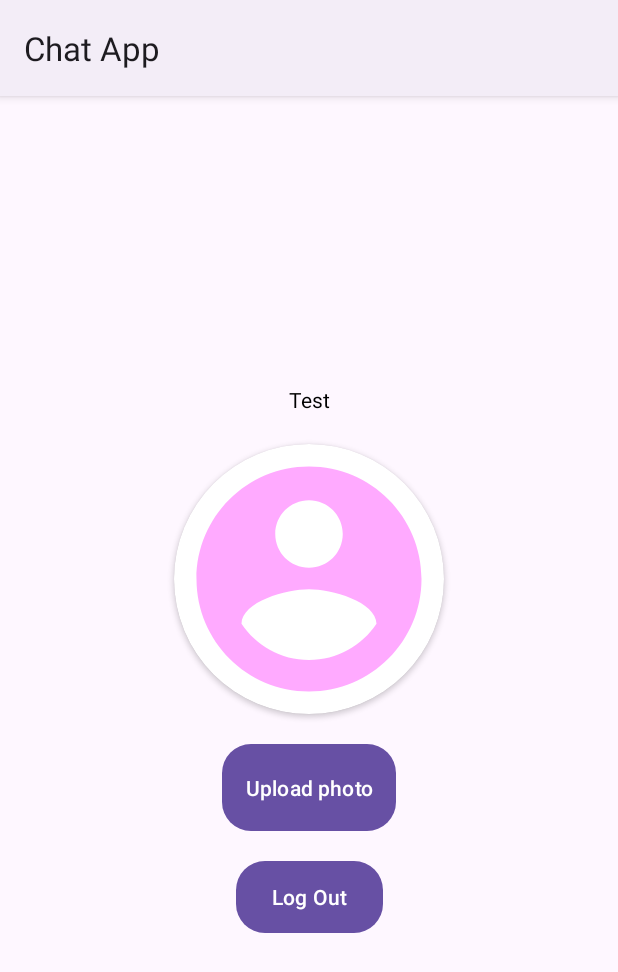
After one commit to AhmedElatreby/Chat_App, an Android app: the Profile screen opened directly, with no data from a screen before it, on a phone screen of 412 x 824 dp. The commit adds this screen. Shown: the top 972 px of the screen. Run offline under Robolectric (Android 15) with nearby library versions, the phone set to English and light mode, and no system bars; our stand-ins replace Firebase (no records; nobody signed in at launch, a user with empty details on screens opened directly).

Commit message:
add Firebase storage, create user profile pic, store pic into storage and sit profile picture url

```diff
--- a/app/build.gradle
+++ b/app/build.gradle
@@ -34,7 +34,9 @@ dependencies {
     implementation 'androidx.appcompat:appcompat:1.6.1'
     implementation 'com.google.android.material:material:1.9.0'
     implementation 'androidx.constraintlayout:constraintlayout:2.1.4'
-    implementation 'com.google.firebase:firebase-auth:22.1.1'
+    implementation 'com.google.firebase:firebase-auth:22.1.2'
+    implementation 'com.google.firebase:firebase-database:20.2.2'
+    implementation 'com.google.firebase:firebase-storage:20.2.1'
     testImplementation 'junit:junit:4.13.2'
     androidTestImplementation 'androidx.test.ext:junit:1.1.5'
     androidTestImplementation 'androidx.test.espresso:espresso-core:3.5.1'
--- /dev/null
+++ b/app/src/main/res/drawable/account_img.xml
@@ -0,0 +1,9 @@
+<vector android:height="24dp"
+    android:viewportHeight="24"
+    android:viewportWidth="24"
+    android:width="24dp"
+    xmlns:android="http://schemas.android.com/apk/res/android">
+
+    <path android:fillColor="@color/colorAccent"
+        android:pathData="M12,2C6.48,2 2,6.48 2,12s4.48,10 10,10 10,-4.48 10,-10S17.52,2 12,2zM12,5c1.66,0 3,1.34 3,3s-1.34,3 -3,3 -3,-1.34 -3,-3 1.34,-3 3,-3zM12,19.2c-2.5,0 -4.71,-1.28 -6,-3.22 0.03,-1.99 4,-3.08 6,-3.08 1.99,0 5.97,1.09 6,3.08 -1.29,1.94 -3.5,3.22 -6,3.22z"/>
+</vector>
--- /dev/null
+++ b/app/src/main/res/layout/activity_profile.xml
@@ -0,0 +1,66 @@
+<?xml version="1.0" encoding="utf-8"?>
+<androidx.constraintlayout.widget.ConstraintLayout xmlns:android="http://schemas.android.com/apk/res/android"
+    xmlns:app="http://schemas.android.com/apk/res-auto"
+    xmlns:tools="http://schemas.android.com/tools"
+    android:layout_width="match_parent"
+    android:layout_height="match_parent"
+    tools:context=".Profile">
+
+    <TextView
+        android:id="@+id/txtUserEmail"
+        android:layout_width="wrap_content"
+        android:layout_height="wrap_content"
+        android:textColor="@color/black"
+        android:layout_marginBottom="20dp"
+        app:layout_constraintBottom_toTopOf="@+id/cardView"
+        app:layout_constraintEnd_toEndOf="@+id/cardView"
+        app:layout_constraintStart_toStartOf="@+id/cardView"
+        android:text="Test"/>
+
+    <androidx.cardview.widget.CardView
+        android:id="@+id/cardView"
+        android:layout_width="180dp"
+        android:layout_height="180dp"
+        app:cardCornerRadius="90dp"
+        app:layout_constraintVertical_bias="0.4"
+        app:layout_constraintBottom_toBottomOf="parent"
+        app:layout_constraintEnd_toEndOf="parent"
+        app:layout_constraintStart_toStartOf="parent"
+        app:layout_constraintTop_toTopOf="parent">
+
+        <ImageView
+            android:id="@+id/profile_img"
+            android:layout_width="match_parent"
+            android:layout_height="match_parent"
+            android:scaleType="centerCrop"
+            android:src="@drawable/account_img" />
+
+    </androidx.cardview.widget.CardView>
+
+    <Button
+        android:id="@+id/btnUploadImage"
+        android:layout_width="wrap_content"
+        android:layout_height="wrap_content"
+        android:layout_marginTop="20dp"
+        android:background="@drawable/round_blue_shap"
+        android:padding="15dp"
+        android:text="Upload photo"
+        android:textColor="@color/white"
+        app:layout_constraintEnd_toEndOf="@+id/cardView"
+        app:layout_constraintStart_toStartOf="@+id/cardView"
+        app:layout_constraintTop_toBottomOf="@+id/cardView" />
+
+    <Button
+        android:id="@+id/btnLogOut"
+        android:layout_width="wrap_content"
+        android:layout_height="wrap_content"
+        android:layout_marginTop="20dp"
+        android:background="@drawable/round_blue_shap"
+        android:text="Log Out"
+        android:textColor="@color/white"
+        app:layout_constraintEnd_toEndOf="@+id/btnUploadImage"
+        app:layout_constraintStart_toStartOf="@+id/btnUploadImage"
+        app:layout_constraintTop_toBottomOf="@+id/btnUploadImage" />
+
+
+</androidx.constraintlayout.widget.ConstraintLayout>
--- a/app/src/main/res/values-night/themes.xml
+++ b/app/src/main/res/values-night/themes.xml
@@ -1,6 +1,6 @@
 <resources xmlns:tools="http://schemas.android.com/tools">
   <!-- Base application theme. -->
-  <style name="Base.Theme.ChatApp" parent="Theme.Material3.DayNight.NoActionBar">
+  <style name="Base.Theme.ChatApp" parent="Theme.Material3.DayNight">
     <!-- Customize your dark theme here. -->
     <!-- <item name="colorPrimary">@color/my_dark_primary</item> -->
   </style>
--- a/app/src/main/res/values/themes.xml
+++ b/app/src/main/res/values/themes.xml
@@ -1,6 +1,6 @@
 <resources xmlns:tools="http://schemas.android.com/tools">
   <!-- Base application theme. -->
-  <style name="Base.Theme.ChatApp" parent="Theme.Material3.DayNight.NoActionBar">
+  <style name="Base.Theme.ChatApp" parent="Theme.Material3.DayNight">
     <!-- Customize your light theme here. -->
     <!-- <item name="colorPrimary">@color/my_light_primary</item> -->
   </style>
```
Also changed, not shown: app/src/main/AndroidManifest.xml (+7 -1 lines), app/src/main/java/com/medo/chatapp/FriendsActivity.java (added, +34 -0 lines), app/src/main/java/com/medo/chatapp/MainActivity.java (+27 -11 lines), app/src/main/java/com/medo/chatapp/Profile.java (added, +128 -0 lines), app/src/main/java/com/medo/chatapp/User.java (added, +40 -0 lines), app/src/main/res/layout/activity_friends.xml (added, +9 -0 lines), app/src/main/res/menu/profile_menu.xml (added, +10 -0 lines), app/src/main/res/values/strings.xml (+6 -1 lines).
